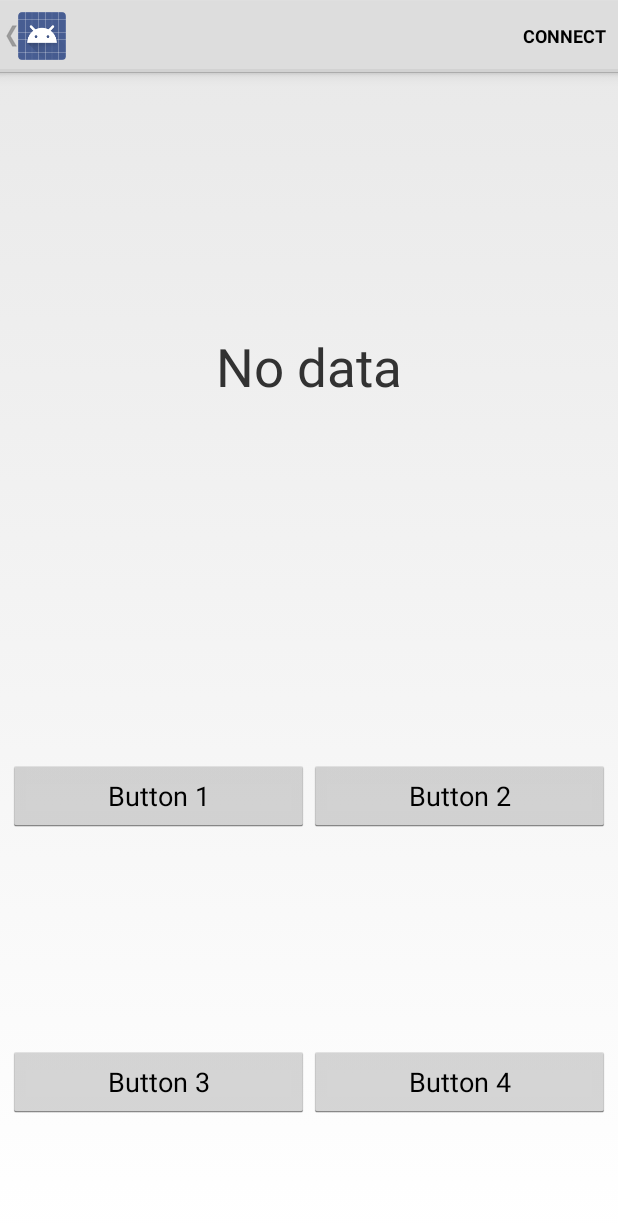
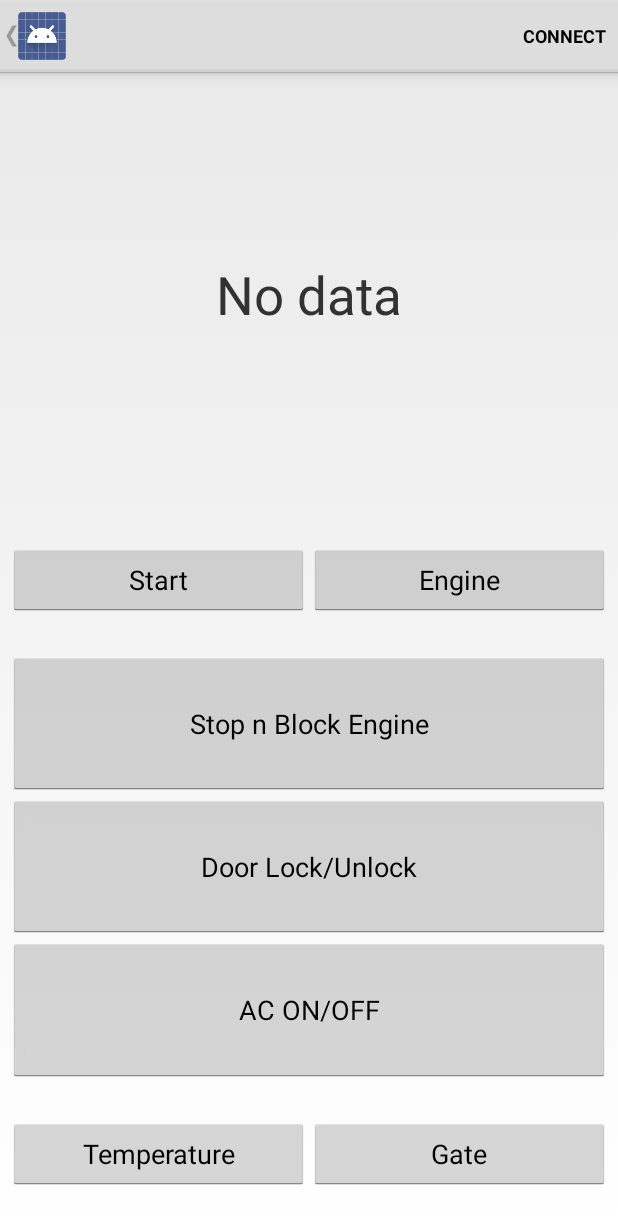
Before and after one commit to WaqasAzamKml/ArduinoPlusBLE, an Android app: the DeviceControlActivity screen opened directly, with no data from a screen before it, on a phone screen of 412 x 824 dp. Shown: the top 1224 px of the screen. Run offline under Robolectric (Android 15) with nearby library versions, the phone set to English and light mode, and no system bars; 3 statements that could not run were skipped.

Commit message:
Added buttons. Updated Logo.

```diff
--- a/Application/src/main/AndroidManifest.xml
+++ b/Application/src/main/AndroidManifest.xml
@@ -16,7 +16,7 @@
     <uses-permission android:name="android.permission.BLUETOOTH_ADMIN"/>
 
     <application android:label="@string/app_name"
-        android:icon="@drawable/ic_launcher"
+        android:icon="@drawable/carthing"
         android:theme="@android:style/Theme.Holo.Light">
         <activity android:name="net.itempire.carthing.DeviceScanActivity"
             android:label="@string/app_name">
--- a/Application/src/main/java/net/itempire/carthing/DeviceControlActivity.java
+++ b/Application/src/main/java/net/itempire/carthing/DeviceControlActivity.java
@@ -14,7 +14,6 @@ import android.os.IBinder;
 import android.util.Log;
 import android.view.Menu;
 import android.view.MenuItem;
-import android.view.MotionEvent;
 import android.view.View;
 import android.widget.Button;
 import android.widget.ExpandableListView;
@@ -39,9 +38,8 @@ public class DeviceControlActivity extends Activity {
 
     private TextView mConnectionState;
     private TextView mDataField;
-    private Button btn1, btn2, btn3, btn4;
-    private String btn2String = "o"; //send 'b' on second click
-    private String btn4String = "x"; //send 'y' on second click
+    private Button btnStart, btnEngine, btnStopNBlock, btnDoor, btnAC, btnTemperature, btnGate;
+    private String btnACString = "x";
     private String mDeviceName;
     private String mDeviceAddress;
     private ExpandableListView mGattServicesList;
@@ -161,61 +159,90 @@ public class DeviceControlActivity extends Activity {
 //    mConnectionState = (TextView) findViewById(R.id.connection_state);
 
         mDataField = (TextView) findViewById(net.itempire.carthing.R.id.data_value);
-        btn1 = (Button) findViewById(net.itempire.carthing.R.id.btn1);
-        btn2 = (Button) findViewById(net.itempire.carthing.R.id.btn2);
-        btn3 = (Button) findViewById(net.itempire.carthing.R.id.btn3);
-        btn4 = (Button) findViewById(net.itempire.carthing.R.id.btn4);
+        btnStart = (Button) findViewById(R.id.btnStart);
+        btnEngine = (Button) findViewById(R.id.btnEngine);
+        btnStopNBlock = (Button) findViewById(R.id.btnStopNBlock);
+        btnDoor = (Button) findViewById(R.id.btnDoor);
+        btnAC = (Button) findViewById(R.id.btnAC);
+        btnTemperature = (Button) findViewById(R.id.btnTemperature);
+        btnGate = (Button) findViewById(R.id.btnGate);
 
-        btn1.setOnTouchListener(new View.OnTouchListener() {
+        //Send "s" on button press, and Send "f" on button release
+//        btn1.setOnTouchListener(new View.OnTouchListener() {
+//            @Override
+//            public boolean onTouch(View v, MotionEvent event) {
+//                if(event.getAction() == MotionEvent.ACTION_DOWN) {
+//                    if(mBluetoothLeService != null) {
+//                        mBluetoothLeService.writeCustomCharacteristic("s");
+//                    }
+//                } else if (event.getAction() == MotionEvent.ACTION_UP) {
+//                    if(mBluetoothLeService != null) {
+//                        mBluetoothLeService.writeCustomCharacteristic("f");
+//                    }
+//                }
+//                return false;
+//            }
+//        });
+
+        btnStart.setOnClickListener(new View.OnClickListener() {
             @Override
-            public boolean onTouch(View v, MotionEvent event) {
-                if(event.getAction() == MotionEvent.ACTION_DOWN) {
-                    if(mBluetoothLeService != null) {
-                        mBluetoothLeService.writeCustomCharacteristic("s");
-                    }
-                } else if (event.getAction() == MotionEvent.ACTION_UP) {
-                    if(mBluetoothLeService != null) {
-                        mBluetoothLeService.writeCustomCharacteristic("f");
-                    }
+            public void onClick(View v) {
+                if(mBluetoothLeService != null){
+                    mBluetoothLeService.writeCustomCharacteristic("s");
                 }
-                return false;
             }
         });
-        btn2.setOnClickListener(new View.OnClickListener() {
+        btnEngine.setOnClickListener(new View.OnClickListener() {
             @Override
             public void onClick(View v) {
-                if(mBluetoothLeService != null) {
-                    if(btn2String.equals("o")){
-                        mBluetoothLeService.writeCustomCharacteristic(btn2String);
-                        btn2String = "b";
-                    }
-                    else if(btn2String.equals("b")){
-                        mBluetoothLeService.writeCustomCharacteristic(btn2String);
-                        btn2String = "o";
+                if(mBluetoothLeService != null){
+                    mBluetoothLeService.writeCustomCharacteristic("o");
+                }
+            }
+        });
+        btnStopNBlock.setOnClickListener(new View.OnClickListener() {
+            @Override
+            public void onClick(View v) {
+                if(mBluetoothLeService != null){
+                    mBluetoothLeService.writeCustomCharacteristic("b");
+                }
+            }
+        });
+        btnDoor.setOnClickListener(new View.OnClickListener() {
+            @Override
+            public void onClick(View v) {
+                if(mBluetoothLeService != null){
+                    mBluetoothLeService.writeCustomCharacteristic("d");
+                }
+            }
+        });
+        btnAC.setOnClickListener(new View.OnClickListener() {
+            @Override
+            public void onClick(View v) {
+                if(mBluetoothLeService != null){
+                    if(btnACString.equals("x")){
+                        mBluetoothLeService.writeCustomCharacteristic("x");
+                        btnACString = "y";
+                    } else{
+                        mBluetoothLeService.writeCustomCharacteristic("y");
+                        btnACString = "x";
                     }
                 }
             }
         });
-        btn3.setOnClickListener(new View.OnClickListener() {
+        btnTemperature.setOnClickListener(new View.OnClickListener() {
             @Override
             public void onClick(View v) {
-                if(mBluetoothLeService != null) {
-                    mBluetoothLeService.writeCustomCharacteristic("b");
+                if(mBluetoothLeService != null){
+                    mBluetoothLeService.writeCustomCharacteristic("t");
                 }
             }
         });
-        btn4.setOnClickListener(new View.OnClickListener() {
+        btnGate.setOnClickListener(new View.OnClickListener() {
             @Override
             public void onClick(View v) {
-                if(mBluetoothLeService != null) {
-                    if(btn4String.equals("x")){
-                        mBluetoothLeService.writeCustomCharacteristic(btn4String);
-                        btn4String = "y";
-                    }
-                    else if(btn4String.equals("y")){
-                        mBluetoothLeService.writeCustomCharacteristic(btn4String);
-                        btn4String = "x";
-                    }
+                if(mBluetoothLeService != null){
+                    mBluetoothLeService.writeCustomCharacteristic("g");
                 }
             }
         });
--- a/Application/src/main/res/layout/button_control.xml
+++ b/Application/src/main/res/layout/button_control.xml
@@ -4,14 +4,14 @@
     android:layout_width="match_parent"
     android:layout_height="match_parent"
     android:padding="5dp"
-    android:weightSum="4">
+    android:weightSum="8">
     <TextView
     android:layout_width="match_parent"
     android:layout_height="0dp"
     android:text="@string/no_data"
     android:gravity="center"
     android:textSize="35sp"
-    android:layout_weight="2"
+    android:layout_weight="3"
     android:id="@+id/data_value" />
     <LinearLayout
         android:layout_width="match_parent"
@@ -23,15 +23,40 @@
         <Button
             android:layout_width="0dp"
             android:layout_height="wrap_content"
-            android:text="Button 1"
-            android:id="@+id/btn1"
+            android:text="Start"
+            android:id="@+id/btnStart"
             android:layout_weight="1"/>
 
         <Button
             android:layout_width="0dp"
             android:layout_height="wrap_content"
-            android:text="Button 2"
-            android:id="@+id/btn2"
+            android:text="Engine"
+            android:id="@+id/btnEngine"
+            android:layout_weight="1"/>
+    </LinearLayout>
+    <LinearLayout
+        android:layout_width="match_parent"
+        android:layout_height="0dp"
+        android:orientation="vertical"
+        android:layout_weight="3"
+        android:weightSum="3">
+        <Button
+            android:layout_width="match_parent"
+            android:layout_height="0dp"
+            android:text="Stop n Block Engine"
+            android:id="@+id/btnStopNBlock"
+            android:layout_weight="1"/>
+        <Button
+            android:layout_width="match_parent"
+            android:layout_height="0dp"
+            android:text="Door Lock/Unlock"
+            android:id="@+id/btnDoor"
+            android:layout_weight="1"/>
+        <Button
+            android:layout_width="match_parent"
+            android:layout_height="0dp"
+            android:text="AC ON/OFF"
+            android:id="@+id/btnAC"
             android:layout_weight="1"/>
     </LinearLayout>
     <LinearLayout
@@ -44,18 +69,16 @@
         <Button
             android:layout_width="0dp"
             android:layout_height="wrap_content"
-            android:text="Button 3"
-            android:id="@+id/btn3"
-            android:layout_weight="1"
-            android:onClick="onClickWrite" />
+            android:text="Temperature"
+            android:id="@+id/btnTemperature"
+            android:layout_weight="1"/>
 
         <Button
             android:layout_width="0dp"
             android:layout_height="wrap_content"
-            android:text="Button 4"
-            android:id="@+id/btn4"
-            android:layout_weight="1"
-            android:onClick="onClickRead" />
+            android:text="Gate"
+            android:id="@+id/btnGate"
+            android:layout_weight="1"/>
     </LinearLayout>
     <ExpandableListView android:id="@+id/gatt_services_list"
         android:layout_width="1dp"
```
Also changed, not shown: Application/src/main/res/drawable/carthing.png (added), 17 other files.
